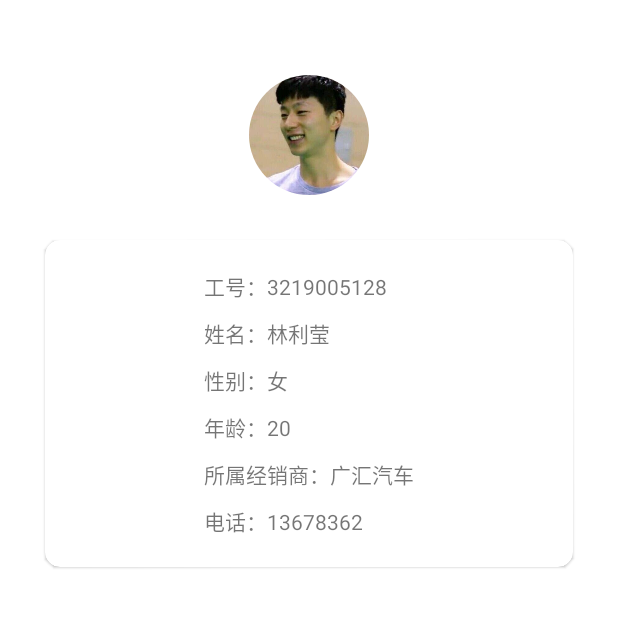
After one commit to rachel-lly/CarSaleSystem, an Android app: the fragment MineFragment shown on its own in the app's theme, on a phone screen of 412 x 824 dp, the top half of it. The commit adds this screen. Run offline under Robolectric (Android 15) with nearby library versions, the phone set to English and light mode, and no system bars; our stand-ins replace CircleImageView.

Commit message:
mine_fragment (circleImageView)

```diff
--- a/app/build.gradle
+++ b/app/build.gradle
@@ -36,8 +36,16 @@ dependencies {
     implementation 'androidx.appcompat:appcompat:1.2.0'
     implementation 'com.google.android.material:material:1.4.0'
     implementation 'androidx.constraintlayout:constraintlayout:2.0.4'
+    implementation 'androidx.legacy:legacy-support-v4:1.0.0'
     testImplementation 'junit:junit:4.+'
     androidTestImplementation 'androidx.test.ext:junit:1.1.2'
     androidTestImplementation 'androidx.test.espresso:espresso-core:3.3.0'
 
+    implementation 'androidx.recyclerview:recyclerview:1.1.0'
+    implementation 'com.github.bumptech.glide:glide:4.11.0'
+
+
 }
+repositories {
+    mavenCentral()
+}
--- /dev/null
+++ b/app/src/main/java/com/example/carsalesystem/CircleImageView.java
@@ -0,0 +1,79 @@
+package com.example.carsalesystem;
+
+import android.content.Context;
+import android.graphics.Bitmap;
+import android.graphics.BitmapShader;
+import android.graphics.Canvas;
+import android.graphics.Color;
+import android.graphics.Matrix;
+import android.graphics.Paint;
+import android.graphics.Rect;
+import android.graphics.Shader;
+import android.graphics.drawable.BitmapDrawable;
+import android.graphics.drawable.ColorDrawable;
+import android.graphics.drawable.Drawable;
+import android.util.AttributeSet;
+
+import androidx.annotation.NonNull;
+import androidx.annotation.Nullable;
+import androidx.appcompat.widget.AppCompatImageView;
+
+public class CircleImageView extends AppCompatImageView {
+
+    private Paint mPaint = new Paint(Paint.ANTI_ALIAS_FLAG);
+    private BitmapShader mShader = null;
+    private Bitmap mBitmap = null;
+    private Matrix mMatrix = new Matrix();
+
+    public CircleImageView(@NonNull Context context, @Nullable AttributeSet attrs) {
+        super(context, attrs);
+    }
+
+    @Override
+    protected void onDraw(Canvas canvas) {
+        Bitmap bitmap = getBitmap(getDrawable());
+        if(bitmap!=null){
+            int min = Math.min(getWidth(),getHeight());
+
+            if(mShader==null||bitmap != mBitmap){
+                mBitmap = bitmap;
+                mShader = new BitmapShader(bitmap, Shader.TileMode.CLAMP,Shader.TileMode.CLAMP);
+            }
+
+            mMatrix.setScale((float) min/bitmap.getWidth(),(float) min/bitmap.getHeight());
+            mShader.setLocalMatrix(mMatrix);
+
+            mPaint.setShader(mShader);
+            mPaint.setAntiAlias(true);
+
+            float radius = min/2.0f;
+            canvas.drawCircle(radius,radius,radius,mPaint);
+
+
+        }else{
+            super.onDraw(canvas);
+        }
+    }
+
+    private Bitmap getBitmap(Drawable drawable){
+        if(drawable instanceof BitmapDrawable){
+            return ((BitmapDrawable) drawable).getBitmap();
+        }
+        if(drawable instanceof ColorDrawable){
+            Rect rect = drawable.getBounds();
+            int width = rect.right - rect.left;
+            int height = rect.bottom - rect.top;
+            int color = ((ColorDrawable) drawable).getColor();
+            Bitmap bitmap = Bitmap.createBitmap(width,height, Bitmap.Config.ARGB_8888);
+            Canvas canvas = new Canvas(bitmap);
+            canvas.drawARGB(
+                    Color.alpha(color),
+                    Color.red(color),
+                    Color.green(color),
+                    Color.blue(color)
+            );
+            return bitmap;
+        }
+        return null;
+    }
+}
--- /dev/null
+++ b/app/src/main/java/com/example/carsalesystem/MineFragment.java
@@ -0,0 +1,53 @@
+package com.example.carsalesystem;
+
+import android.os.Bundle;
+
+import androidx.fragment.app.Fragment;
+
+import android.view.LayoutInflater;
+import android.view.View;
+import android.view.ViewGroup;
+
+/**
+ * A simple {@link Fragment} subclass.
+ * Use the {@link MineFragment#newInstance} factory method to
+ * create an instance of this fragment.
+ */
+public class MineFragment extends Fragment {
+
+
+    private static final String ARG_PARAM1 = "param1";
+    private static final String ARG_PARAM2 = "param2";
+
+    private String mParam1;
+    private String mParam2;
+
+    public MineFragment() {
+
+    }
+
+
+    public static MineFragment newInstance(String param1, String param2) {
+        MineFragment fragment = new MineFragment();
+        Bundle args = new Bundle();
+        args.putString(ARG_PARAM1, param1);
+        args.putString(ARG_PARAM2, param2);
+        fragment.setArguments(args);
+        return fragment;
+    }
+
+    @Override
+    public void onCreate(Bundle savedInstanceState) {
+        super.onCreate(savedInstanceState);
+        if (getArguments() != null) {
+            mParam1 = getArguments().getString(ARG_PARAM1);
+            mParam2 = getArguments().getString(ARG_PARAM2);
+        }
+    }
+
+    @Override
+    public View onCreateView(LayoutInflater inflater, ViewGroup container,
+                             Bundle savedInstanceState) {
+        return inflater.inflate(R.layout.fragment_mine, container, false);
+    }
+}
--- /dev/null
+++ b/app/src/main/res/layout/fragment_mine.xml
@@ -0,0 +1,195 @@
+<?xml version="1.0" encoding="utf-8"?>
+<RelativeLayout
+    xmlns:android="http://schemas.android.com/apk/res/android"
+    xmlns:tools="http://schemas.android.com/tools"
+    xmlns:app="http://schemas.android.com/apk/res-auto"
+    android:layout_width="match_parent"
+    android:layout_height="match_parent"
+    android:paddingTop="50dp"
+    tools:context=".MineFragment">
+
+
+    <com.example.carsalesystem.CircleImageView
+        android:id="@+id/mine_avater"
+        android:layout_width="80dp"
+        android:layout_height="80dp"
+        android:src="@drawable/avater"
+        android:layout_centerHorizontal="true"
+        />
+
+    <com.google.android.material.card.MaterialCardView
+        android:id="@+id/main_card"
+        android:layout_width="match_parent"
+        android:layout_height="wrap_content"
+        android:layout_below="@+id/mine_avater"
+        android:layout_marginTop="30dp"
+        android:layout_marginStart="30dp"
+        android:layout_marginEnd="30dp"
+        app:cardCornerRadius="10dp"
+
+        >
+
+        <RelativeLayout
+            android:layout_width="match_parent"
+            android:layout_height="match_parent"
+            android:gravity="center_horizontal"
+            android:paddingTop="10dp"
+            android:paddingBottom="20dp"
+            >
+
+            <LinearLayout
+                android:id="@+id/id_layout"
+                android:layout_width="wrap_content"
+                android:layout_height="wrap_content"
+                android:orientation="horizontal"
+                android:layout_marginTop="10dp"
+
+                android:layout_gravity="center_horizontal"
+                >
+
+                <TextView
+                    android:layout_width="wrap_content"
+                    android:layout_height="wrap_content"
+                    android:text="工号："
+                    />
+
+                <TextView
+                    android:id="@+id/mine_id"
+                    android:layout_width="wrap_content"
+                    android:layout_height="wrap_content"
+                    android:text="3219005128"
+                    />
+
+            </LinearLayout>
+
+            <LinearLayout
+                android:id="@+id/name_layout"
+                android:layout_below="@+id/id_layout"
+                android:layout_width="wrap_content"
+                android:layout_height="wrap_content"
+                android:orientation="horizontal"
+                android:layout_marginTop="10dp"
+
+                >
+
+                <TextView
+                    android:layout_width="wrap_content"
+                    android:layout_height="wrap_content"
+                    android:text="姓名："
+                    />
+
+                <TextView
+                    android:id="@+id/mine_name"
+                    android:layout_width="wrap_content"
+                    android:layout_height="wrap_content"
+                    android:text="林利莹"
+                    />
+
+            </LinearLayout>
+
+
+            <LinearLayout
+                android:id="@+id/sex_layout"
+                android:layout_below="@+id/name_layout"
+                android:layout_width="wrap_content"
+                android:layout_height="wrap_content"
+                android:orientation="horizontal"
+                android:layout_marginTop="10dp"
+
+                >
+
+                <TextView
+                    android:layout_width="wrap_content"
+                    android:layout_height="wrap_content"
+                    android:text="性别："
+                    />
+
+                <TextView
+                    android:id="@+id/mine_sex"
+                    android:layout_width="wrap_content"
+                    android:layout_height="wrap_content"
+                    android:text="女"
+                    />
+
+            </LinearLayout>
+
+            <LinearLayout
+                android:id="@+id/age_layout"
+                android:layout_below="@+id/sex_layout"
+                android:layout_width="wrap_content"
+                android:layout_height="wrap_content"
+                android:orientation="horizontal"
+                android:layout_marginTop="10dp"
+
+                >
+
+                <TextView
+                    android:layout_width="wrap_content"
+                    android:layout_height="wrap_content"
+                    android:text="年龄："
+                    />
+
+                <TextView
+                    android:id="@+id/mine_age"
+                    android:layout_width="wrap_content"
+                    android:layout_height="wrap_content"
+                    android:text="20"
+                    />
+
+            </LinearLayout>
+
+            <LinearLayout
+                android:id="@+id/agency_name_layout"
+                android:layout_below="@+id/age_layout"
+                android:layout_width="wrap_content"
+                android:layout_height="wrap_content"
+                android:orientation="horizontal"
+                android:layout_marginTop="10dp"
+
+                >
+
+                <TextView
+                    android:layout_width="wrap_content"
+                    android:layout_height="wrap_content"
+                    android:text="所属经销商："
+                    />
+
+                <TextView
+                    android:id="@+id/mine_agency"
+                    android:layout_width="wrap_content"
+                    android:layout_height="wrap_content"
+                    android:text="广汇汽车"
+                    />
+
+            </LinearLayout>
+
+            <LinearLayout
+                android:id="@+id/phone_layout"
+                android:layout_below="@+id/agency_name_layout"
+                android:layout_width="wrap_content"
+                android:layout_height="wrap_content"
+                android:orientation="horizontal"
+                android:layout_marginTop="10dp"
+
+                >
+
+                <TextView
+                    android:layout_width="wrap_content"
+                    android:layout_height="wrap_content"
+                    android:text="电话："
+                    />
+
+                <TextView
+                    android:id="@+id/mine_phone"
+                    android:layout_width="wrap_content"
+                    android:layout_height="wrap_content"
+                    android:text="13678362"
+                    />
+
+            </LinearLayout>
+
+        </RelativeLayout>
+
+    </com.google.android.material.card.MaterialCardView>
+
+</RelativeLayout>
--- a/app/src/main/res/values/strings.xml
+++ b/app/src/main/res/values/strings.xml
@@ -1,3 +1,5 @@
 <resources>
     <string name="app_name">CarSaleSystem</string>
+
+    <string name="hello_blank_fragment">Hello blank fragment</string>
 </resources>
--- a/build.gradle
+++ b/build.gradle
@@ -1,5 +1,6 @@
 // Top-level build file where you can add configuration options common to all sub-projects/modules.
 buildscript {
+
     repositories {
         google()
         jcenter()
```
Also changed, not shown: app/src/main/res/drawable/avater.jpg (added), app/src/main/res/drawable/car_item.jpeg (added).
